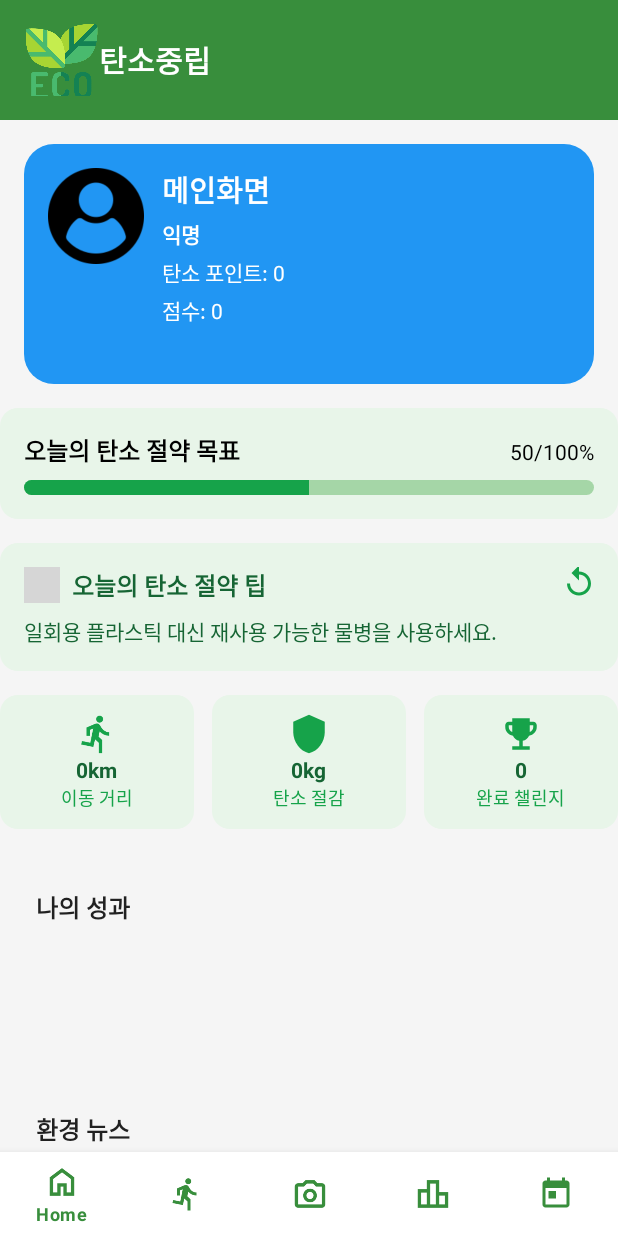
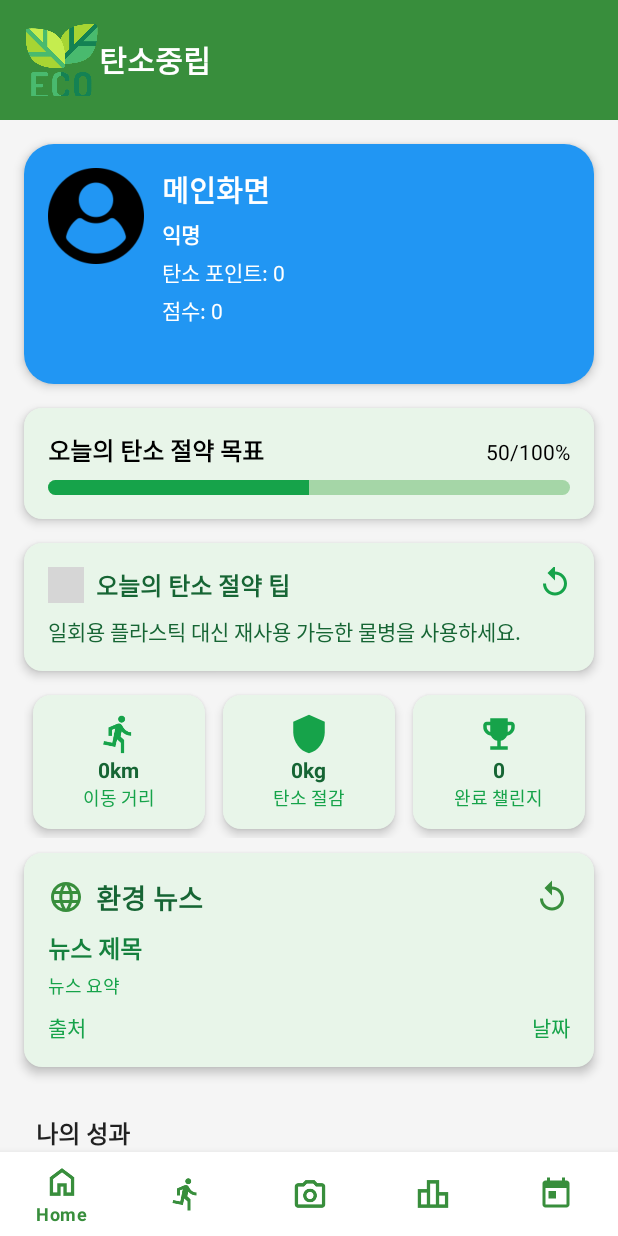
Before and after one commit to YTaewon/Carbon-Capstone-Project, an Android app built with Jetpack Compose: the screen it shows after launch once a user with an empty profile is signed in (MainActivity), on a phone screen of 412 x 824 dp. Run offline under Robolectric (Android 15) with nearby library versions, the light colour scheme and no system bars; our stand-ins replace Firebase (no records; nobody signed in at launch, a user with empty details on screens opened directly), Timber, data binding; grey boxes are pictures that could not be loaded.

Commit message:
매인 수정

```diff
--- a/app/build.gradle.kts
+++ b/app/build.gradle.kts
@@ -91,7 +91,7 @@ dependencies {
     implementation("com.google.mlkit:barcode-scanning:17.0.3")
 
     // CameraX
-    val cameraxVersion = "1.3.1"
+    val cameraxVersion = "1.3.2"
     implementation("androidx.camera:camera-core:${cameraxVersion}")
     implementation("androidx.camera:camera-camera2:${cameraxVersion}")
     implementation("androidx.camera:camera-lifecycle:${cameraxVersion}")
--- a/app/src/main/java/com/example/myapplication12345/ui/camera/BarcodeAnalyzer.kt
+++ b/app/src/main/java/com/example/myapplication12345/ui/camera/BarcodeAnalyzer.kt
@@ -6,6 +6,8 @@ import androidx.camera.core.ImageProxy
 import com.google.mlkit.vision.barcode.BarcodeScanning
 import com.google.mlkit.vision.common.InputImage
 
+
+//더이상 사용 되지 않음
 class BarcodeAnalyzer(private val onBarcodeDetected: (String) -> Unit) : ImageAnalysis.Analyzer {
     private val scanner = BarcodeScanning.getClient()
 
--- /dev/null
+++ b/app/src/main/res/drawable/ic_global.xml
@@ -0,0 +1,5 @@
+<vector xmlns:android="http://schemas.android.com/apk/res/android" android:height="24dp" android:tint="#000000" android:viewportHeight="24" android:viewportWidth="24" android:width="24dp">
+
+    <path android:fillColor="@android:color/white" android:pathData="M11.99,2C6.47,2 2,6.48 2,12s4.47,10 9.99,10C17.52,22 22,17.52 22,12S17.52,2 11.99,2zM18.92,8h-2.95c-0.32,-1.25 -0.78,-2.45 -1.38,-3.56 1.84,0.63 3.37,1.91 4.33,3.56zM12,4.04c0.83,1.2 1.48,2.53 1.91,3.96h-3.82c0.43,-1.43 1.08,-2.76 1.91,-3.96zM4.26,14C4.1,13.36 4,12.69 4,12s0.1,-1.36 0.26,-2h3.38c-0.08,0.66 -0.14,1.32 -0.14,2 0,0.68 0.06,1.34 0.14,2L4.26,14zM5.08,16h2.95c0.32,1.25 0.78,2.45 1.38,3.56 -1.84,-0.63 -3.37,-1.9 -4.33,-3.56zM8.03,8L5.08,8c0.96,-1.66 2.49,-2.93 4.33,-3.56C8.81,5.55 8.35,6.75 8.03,8zM12,19.96c-0.83,-1.2 -1.48,-2.53 -1.91,-3.96h3.82c-0.43,1.43 -1.08,2.76 -1.91,3.96zM14.34,14L9.66,14c-0.09,-0.66 -0.16,-1.32 -0.16,-2 0,-0.68 0.07,-1.35 0.16,-2h4.68c0.09,0.65 0.16,1.32 0.16,2 0,0.68 -0.07,1.34 -0.16,2zM14.59,19.56c0.6,-1.11 1.06,-2.31 1.38,-3.56h2.95c-0.96,1.65 -2.49,2.93 -4.33,3.56zM16.36,14c0.08,-0.66 0.14,-1.32 0.14,-2 0,-0.68 -0.06,-1.34 -0.14,-2h3.38c0.16,0.64 0.26,1.31 0.26,2s-0.1,1.36 -0.26,2h-3.38z"/>
+
+</vector>
--- a/app/src/main/res/layout/fragment_home.xml
+++ b/app/src/main/res/layout/fragment_home.xml
@@ -55,6 +55,7 @@
                     android:layout_width="match_parent"
                     android:layout_height="160dp"
                     android:layout_margin="16dp"
+                    android:elevation="4dp"
                     android:padding="16dp"
                     android:background="@drawable/background_radius_blue">
 
@@ -124,6 +125,9 @@
                     android:layout_height="wrap_content"
                     android:background="@drawable/background_green"
                     android:padding="16dp"
+                    android:layout_marginLeft="16dp"
+                    android:layout_marginRight="16dp"
+                    android:elevation="4dp"
                     android:orientation="vertical"
                     android:layout_marginBottom="16dp">
                     <LinearLayout
@@ -164,8 +168,11 @@
                     android:layout_height="wrap_content"
                     android:background="@drawable/background_green"
                     android:padding="16dp"
+                    android:layout_marginLeft="16dp"
+                    android:layout_marginRight="16dp"
+                    android:elevation="4dp"
                     android:orientation="vertical"
-                    android:layout_marginBottom="16dp">
+                    android:layout_marginBottom="10dp">
                     <LinearLayout
                         android:layout_width="match_parent"
                         android:layout_height="wrap_content"
@@ -208,20 +215,23 @@
                         android:textColor="#166534" />
                 </LinearLayout>
 
-                <!-- 탄소 절약 통계 섹션 -->
                 <LinearLayout
                     android:layout_width="match_parent"
                     android:layout_height="wrap_content"
                     android:orientation="horizontal"
-                    android:layout_marginBottom="24dp">
+                    android:layout_marginLeft="16dp"
+                    android:layout_marginRight="16dp"
+                    android:layout_marginBottom="10dp"
+                    android:padding="6dp"
+                    android:clipToPadding="false">
 
-                    <!-- 구한 나무 -->
                     <LinearLayout
                         android:layout_width="0dp"
                         android:layout_height="wrap_content"
                         android:layout_weight="1"
                         android:background="@drawable/background_green"
                         android:padding="12dp"
+                        android:elevation="4dp"
                         android:gravity="center"
                         android:layout_marginEnd="12dp"
                         android:orientation="vertical">
@@ -246,13 +256,13 @@
                             android:textColor="#16A34A" />
                     </LinearLayout>
 
-                    <!-- 탄소 절감 -->
                     <LinearLayout
                         android:layout_width="0dp"
                         android:layout_height="wrap_content"
                         android:layout_weight="1"
                         android:background="@drawable/background_green"
                         android:padding="12dp"
+                        android:elevation="4dp"
                         android:gravity="center"
                         android:layout_marginEnd="12dp"
                         android:orientation="vertical">
@@ -277,13 +287,13 @@
                             android:textColor="#16A34A" />
                     </LinearLayout>
 
-                    <!-- 완료 챌린지 -->
                     <LinearLayout
                         android:layout_width="0dp"
                         android:layout_height="wrap_content"
                         android:layout_weight="1"
                         android:background="@drawable/background_green"
                         android:padding="12dp"
+                        android:elevation="4dp"
                         android:gravity="center"
                         android:orientation="vertical">
                         <ImageView
@@ -306,6 +316,111 @@
                             android:textSize="12sp"
                             android:textColor="#16A34A" />
                     </LinearLayout>
+                </LinearLayout>
+
+                <LinearLayout
+                    android:layout_width="match_parent"
+                    android:layout_height="wrap_content"
+                    android:background="@drawable/background_green"
+                    android:padding="16dp"
+                    android:layout_marginLeft="16dp"
+                    android:layout_marginRight="16dp"
+                    android:elevation="4dp"
+                    android:orientation="vertical"
+                    android:layout_marginBottom="16dp">
+
+                    <LinearLayout
+                    android:layout_width="match_parent"
+                    android:layout_height="wrap_content"
+                    android:orientation="horizontal"
+                    android:gravity="center_vertical">
+
+                    <!-- 아이콘과 제목 -->
+                    <LinearLayout
+                        android:layout_width="0dp"
+                        android:layout_height="wrap_content"
+                        android:layout_weight="1"
+                        android:orientation="horizontal"
+                        android:gravity="center_vertical">
+
+                        <!-- Globe 아이콘 -->
+                        <ImageView
+                            android:layout_width="24dp"
+                            android:layout_height="24dp"
+                            android:src="@drawable/ic_global"
+                            android:layout_marginEnd="8dp"
+                            app:tint="@color/default_green" />
+
+                        <TextView
+                            android:layout_width="wrap_content"
+                            android:layout_height="wrap_content"
+                            android:text="환경 뉴스"
+                            android:textColor="#166534"
+                            android:textSize="18sp"
+                            android:textStyle="bold" />
+                    </LinearLayout>
+
+                    <ImageButton
+                        android:id="@+id/refresh_button"
+                        android:layout_width="wrap_content"
+                        android:layout_height="wrap_content"
+                        android:src="@drawable/ic_refresh"
+                        android:background="?attr/selectableItemBackgroundBorderless"
+                        android:contentDescription="새로고침"
+                        app:tint="@color/default_green" />
+                </LinearLayout>
+
+                    <LinearLayout
+                    android:layout_width="match_parent"
+                    android:layout_height="wrap_content"
+                    android:orientation="vertical"
+                    android:layout_marginTop="8dp">
+
+                    <!-- 뉴스 제목 -->
+                    <TextView
+                        android:id="@+id/news_title"
+                        android:layout_width="match_parent"
+                        android:layout_height="wrap_content"
+                        android:text="뉴스 제목"
+                        android:textColor="#15803d"
+                        android:textSize="16sp"
+                        android:textStyle="bold" />
+
+                    <!-- 뉴스 요약 -->
+                    <TextView
+                        android:id="@+id/news_summary"
+                        android:layout_width="match_parent"
+                        android:layout_height="wrap_content"
+                        android:text="뉴스 요약"
+                        android:textColor="#16a34a"
+                        android:textSize="12sp"
+                        android:layout_marginTop="4dp" />
+
+                    <!-- 출처와 날짜 -->
+                    <LinearLayout
+                        android:layout_width="match_parent"
+                        android:layout_height="wrap_content"
+                        android:orientation="horizontal"
+                        android:layout_marginTop="8dp">
+
+                        <TextView
+                            android:id="@+id/news_source"
+                            android:layout_width="0dp"
+                            android:layout_height="wrap_content"
+                            android:layout_weight="1"
+                            android:text="출처"
+                            android:textColor="#16a34a"
+                            android:textSize="14sp" />
+
+                        <TextView
+                            android:id="@+id/news_date"
+                            android:layout_width="wrap_content"
+                            android:layout_height="wrap_content"
+                            android:text="날짜"
+                            android:textColor="#16a34a"
+                            android:textSize="14sp" />
+                    </LinearLayout>
+                </LinearLayout>
                 </LinearLayout>
 
                 <!-- 성과 및 보상 섹션 -->
@@ -334,34 +449,6 @@
                         android:orientation="horizontal"
                         android:paddingBottom="8dp"
                         android:scrollbars="horizontal" />
-                </LinearLayout>
-
-                <!-- 환경 뉴스 섹션 -->
-                <LinearLayout
-                    android:layout_width="match_parent"
-                    android:layout_height="wrap_content"
-                    android:orientation="vertical"
-                    android:paddingStart="24dp"
-                    android:paddingEnd="24dp"
-                    android:paddingTop="16dp">
-
-                    <TextView
-                        android:id="@+id/newsLabel"
-                        android:layout_width="wrap_content"
-                        android:layout_height="wrap_content"
-                        android:text="환경 뉴스"
-                        android:textColor="@color/textPrimary"
-                        android:textSize="16sp"
-                        android:textStyle="bold" />
-
-                    <androidx.recyclerview.widget.RecyclerView
-                        android:id="@+id/newsRecyclerView"
-                        android:layout_width="match_parent"
-                        android:layout_height="150dp"
-                        android:layout_marginTop="8dp"
-                        android:orientation="vertical"
-                        android:paddingBottom="8dp"
-                        android:scrollbars="vertical" />
                 </LinearLayout>
 
                 <!-- 진행 상황 표시 섹션 (여백) -->
```
